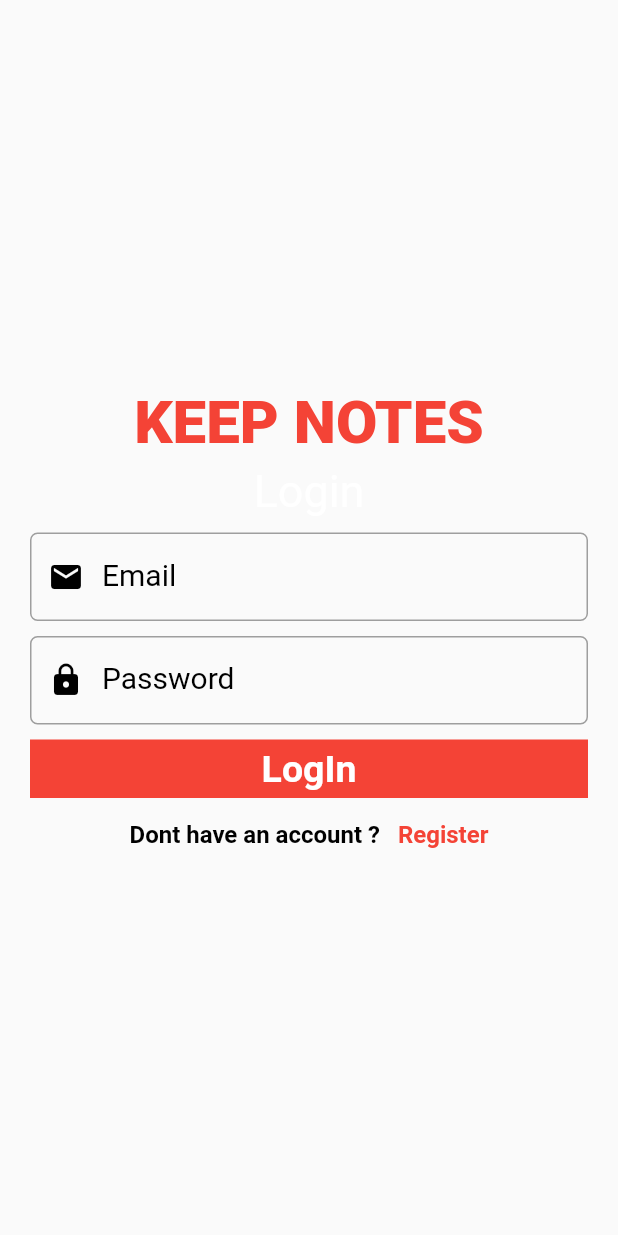
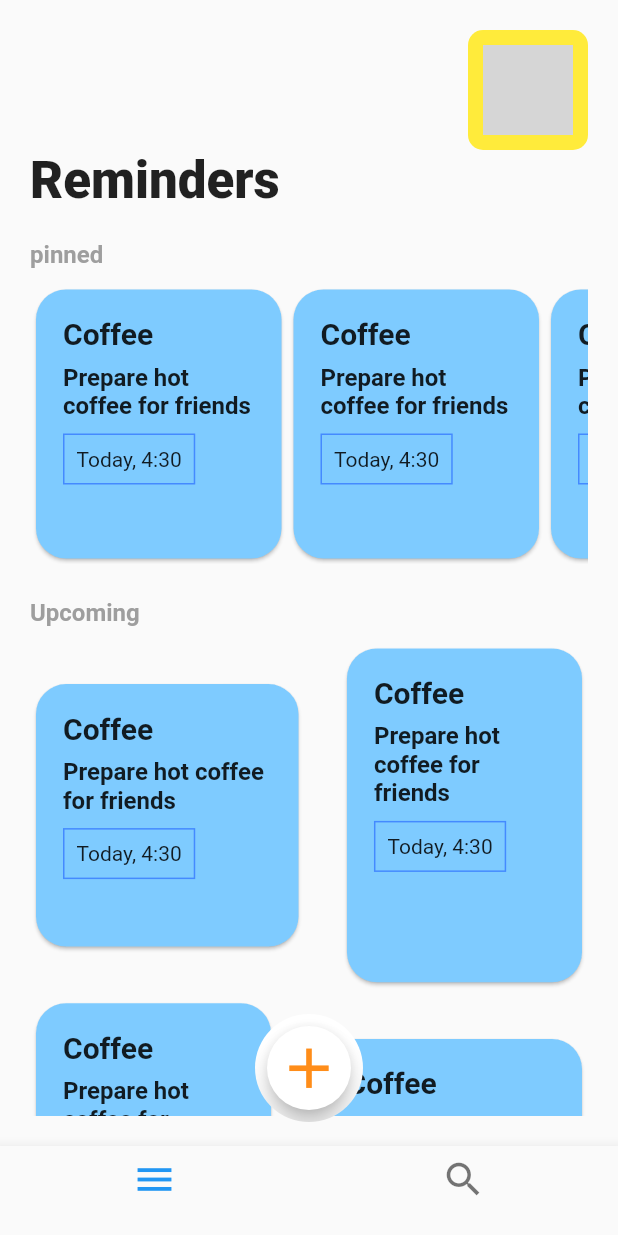
Before and after one commit to aman246149/notesapp, a Flutter app: the screen it shows after launch, on a phone screen of 412 x 824 dp. Run offline on Flutter 3.47's test engine with Material 2 defaults, Android fonts, the phone set to English and light mode, and no system bars; network calls fail; grey boxes are pictures that could not be loaded.

Commit message:
made ui for homescreen

```diff
--- /dev/null
+++ b/lib/Screens/HomeScreen.dart
@@ -0,0 +1,206 @@
+import 'package:flutter/material.dart';
+import 'package:flutter_staggered_grid_view/flutter_staggered_grid_view.dart';
+
+class HomePage extends StatefulWidget {
+  const HomePage({Key? key}) : super(key: key);
+
+  @override
+  State<HomePage> createState() => _HomePageState();
+}
+
+class _HomePageState extends State<HomePage> {
+  @override
+  Widget build(BuildContext context) {
+    return Scaffold(
+      bottomNavigationBar: BottomNavigationBar(items: [
+        BottomNavigationBarItem(
+            icon: Icon(
+              Icons.menu,
+              size: 30,
+            ),
+            label: ""),
+        BottomNavigationBarItem(
+            icon: Icon(
+              Icons.search,
+              size: 30,
+            ),
+            label: "")
+      ]),
+      floatingActionButton: ClipRRect(
+        borderRadius: BorderRadius.circular(80),
+        child: Container(
+          color: Colors.white,
+          padding: EdgeInsets.all(8),
+          child: FloatingActionButton(
+            backgroundColor: Colors.white,
+            child: const Icon(
+              Icons.add,
+              color: Color(0xffff8d19),
+              size: 45,
+            ),
+            onPressed: () {},
+          ),
+        ),
+      ),
+      floatingActionButtonLocation: FloatingActionButtonLocation.centerFloat,
+      body: Container(
+        height: MediaQuery.of(context).size.height,
+        width: MediaQuery.of(context).size.width,
+        child: Padding(
+          padding: const EdgeInsets.all(20.0),
+          child: Column(
+            crossAxisAlignment: CrossAxisAlignment.start,
+            children: [
+              Row(
+                children: [
+                  Expanded(child: Container()),
+                  Stack(
+                    children: [
+                      Container(
+                        height: 80,
+                        width: 80,
+                        decoration: BoxDecoration(
+                          borderRadius: BorderRadius.circular(10),
+                          color: Colors.yellow,
+                        ),
+                      ),
+                      Positioned.fill(
+                        child: Align(
+                          alignment: Alignment.center,
+                          child: Container(
+                            height: 60,
+                            width: 60,
+                            decoration: BoxDecoration(
+                              borderRadius: BorderRadius.circular(10),
+                              color: Colors.yellow,
+                              image: const DecorationImage(
+                                image: NetworkImage(
+                                    "https://png.pngtree.com/png-clipart/20220429/original/pngtree-girl-drinking-pearl-milk-tea-cute-cartoon-character-avatar-social-media-png-image_7569060.png"),
+                                fit: BoxFit.cover,
+                              ),
+                            ),
+                          ),
+                        ),
+                      )
+                    ],
+                  ),
+                ],
+              ),
+              const Text(
+                "Reminders",
+                style: TextStyle(fontSize: 34, fontWeight: FontWeight.w900),
+              ),
+              const SizedBox(
+                height: 20,
+              ),
+              const Text(
+                "pinned",
+                style: TextStyle(
+                    color: Colors.grey,
+                    fontWeight: FontWeight.bold,
+                    fontSize: 16),
+              ),
+              const SizedBox(
+                height: 10,
+              ),
+              Container(
+                height: MediaQuery.of(context).size.height / 4.4,
+                child: ListView.builder(
+                  scrollDirection: Axis.horizontal,
+                  itemCount: 5,
+                  itemBuilder: (context, index) {
+                    return CustomCard();
+                  },
+                ),
+              ),
+              const SizedBox(
+                height: 23,
+              ),
+              const Text(
+                "Upcoming",
+                style: TextStyle(
+                    color: Colors.grey,
+                    fontWeight: FontWeight.bold,
+                    fontSize: 16),
+              ),
+              const SizedBox(
+                height: 10,
+              ),
+              Expanded(
+                child: GridView.custom(
+                  gridDelegate: SliverWovenGridDelegate.count(
+                    crossAxisCount: 2,
+                    mainAxisSpacing: 6,
+                    crossAxisSpacing: 6,
+                    pattern: [
+                      const WovenGridTile(1),
+                      const WovenGridTile(
+                        5 / 7,
+                        crossAxisRatio: 0.9,
+                        alignment: AlignmentDirectional.centerEnd,
+                      ),
+                    ],
+                  ),
+                  childrenDelegate: SliverChildBuilderDelegate(
+                    childCount: 10,
+                    (context, index) => CustomCard(),
+                  ),
+                ),
+              ),
+            ],
+          ),
+        ),
+      ),
+    );
+  }
+}
+
+class CustomCard extends StatelessWidget {
+  const CustomCard({
+    Key? key,
+  }) : super(key: key);
+
+  @override
+  Widget build(BuildContext context) {
+    return Container(
+      width: MediaQuery.of(context).size.width / 2.4,
+      child: Card(
+        shape: const RoundedRectangleBorder(
+          borderRadius: BorderRadius.all(
+            Radius.circular(20),
+          ),
+        ),
+        color: Color(0xff7ecbff),
+        child: Padding(
+          padding: const EdgeInsets.all(18.0),
+          child: Column(
+            crossAxisAlignment: CrossAxisAlignment.start,
+            children: [
+              Text(
+                "Coffee",
+                style: TextStyle(fontWeight: FontWeight.bold, fontSize: 20),
+              ),
+              const SizedBox(
+                height: 8,
+              ),
+              Text(
+                "Prepare hot coffee for friends",
+                style: TextStyle(fontWeight: FontWeight.bold, fontSize: 16),
+              ),
+              const SizedBox(
+                height: 9,
+              ),
+              Container(
+                  decoration: BoxDecoration(
+                      border: Border.all(color: Colors.blueAccent)),
+                  child: const Padding(
+                    padding: const EdgeInsets.all(8.0),
+                    child: Text("Today, 4:30"),
+                  ))
+            ],
+          ),
+        ),
+      ),
+    );
+  }
+}
--- a/lib/main.dart
+++ b/lib/main.dart
@@ -1,4 +1,5 @@
 import 'package:flutter/material.dart';
+import 'package:notetakingapp/Screens/HomeScreen.dart';
 import 'package:notetakingapp/Screens/LoginScreen.dart';
 
 void main() {
@@ -17,7 +18,7 @@ class MyApp extends StatelessWidget {
       theme: ThemeData(
         primarySwatch: Colors.blue,
       ),
-      home: const LoginScreen(),
+      home: const HomePage(),
     );
   }
 }
--- a/pubspec.yaml
+++ b/pubspec.yaml
@@ -34,6 +34,12 @@ dependencies:
   # The following adds the Cupertino Icons font to your application.
   # Use with the CupertinoIcons class for iOS style icons.
   cupertino_icons: ^1.0.2
+  cloud_firestore: ^3.1.4
+  firebase_auth: ^3.3.3
+  firebase_core: ^1.10.5
+  provider: ^6.0.1
+  flutter_staggered_grid_view: ^0.6.1
+
 
 dev_dependencies:
   flutter_test:
```
Also changed, not shown: pubspec.lock, 1 other file.
